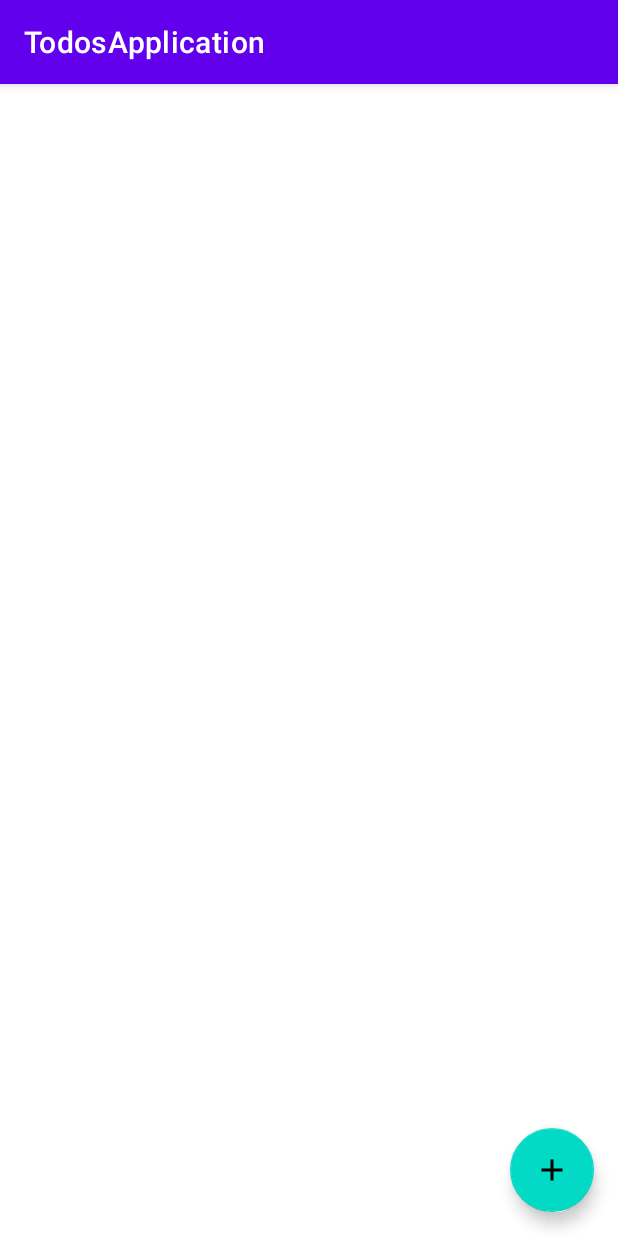
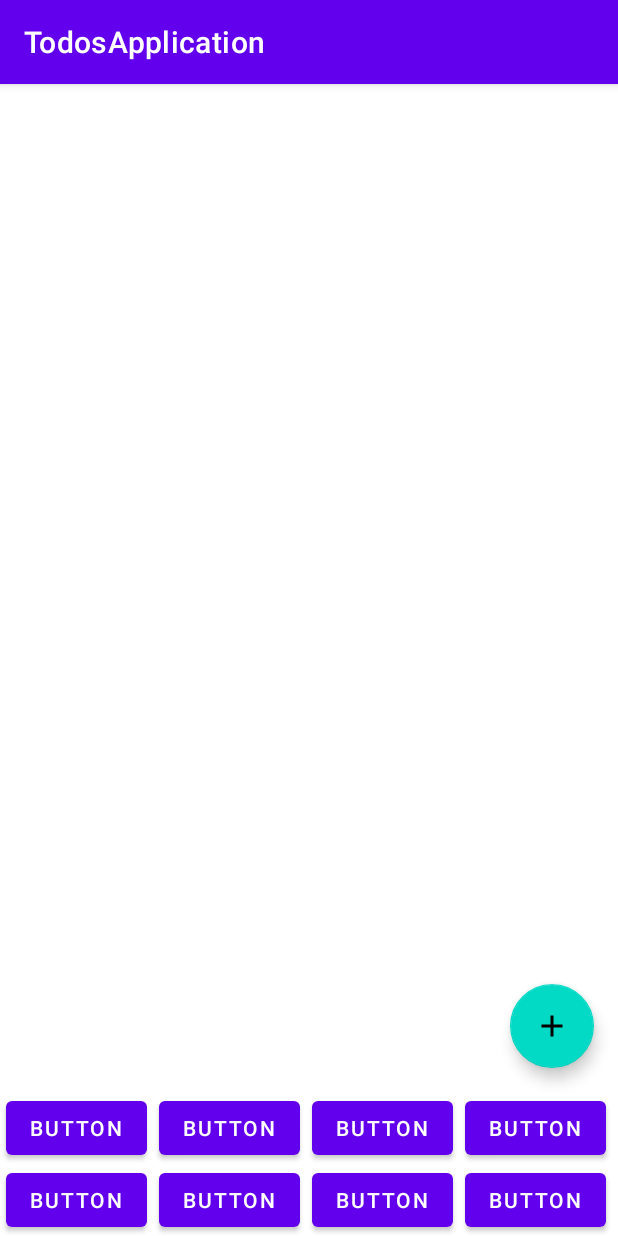
Before and after one commit to AtmaWPN/final-project, an Android app: the screen it shows after launch (MainActivity), on a phone screen of 412 x 824 dp. Run offline under Robolectric (Android 15) with nearby library versions, the phone set to English and light mode, and no system bars; our stand-ins replace Dagger/Hilt's generated code; 3 statements that could not run were skipped.

Commit message:
button now adds todo

```diff
--- a/app/src/main/java/com/usu/todosapplication/repository/TodosRepository.java
+++ b/app/src/main/java/com/usu/todosapplication/repository/TodosRepository.java
@@ -57,6 +57,7 @@ public class TodosRepository {
         // TODO save to database
         newTodo.id = db.getTodosDao().createTodo(newTodo);
         todos.add(newTodo);
+        //notify of change
     }
 
     public void getTodos(TodosCallback callback) {
@@ -75,7 +76,7 @@ public class TodosRepository {
     public void updateTodo(Todo todo, TodoCallback callback, ExceptionCallback eCallback) {
         new Thread(() -> {
             try {
-//                throw new TodosRespositoryException("Could not connect to database");
+//                throw new TodosRepositoryException("Could not connect to database");
                 db.getTodosDao().updateTodo(todo);
                 handler.post(() -> {
                     callback.call(todo);
--- a/app/src/main/java/com/usu/todosapplication/view/NewTodoFragment.java
+++ b/app/src/main/java/com/usu/todosapplication/view/NewTodoFragment.java
@@ -39,7 +39,6 @@ public class NewTodoFragment extends Fragment {
             if (saving) {
                 button.setEnabled(false);
                 button.setText("Saving...");
-
             } else {
                 button.setEnabled(true);
                 button.setText("Save");
@@ -55,7 +54,6 @@ public class NewTodoFragment extends Fragment {
         view.findViewById(R.id.saveButton).setOnClickListener(button -> {
             EditText taskText = view.findViewById(R.id.task);
             viewModel.saveTodo(taskText.getText().toString());
-
         });
         return view;
     }
--- a/app/src/main/java/com/usu/todosapplication/view/TodosFragment.java
+++ b/app/src/main/java/com/usu/todosapplication/view/TodosFragment.java
@@ -11,6 +11,7 @@ import androidx.recyclerview.widget.RecyclerView;
 import android.view.LayoutInflater;
 import android.view.View;
 import android.view.ViewGroup;
+import android.widget.Button;
 import android.widget.Toast;
 
 import com.usu.todosapplication.R;
@@ -41,6 +42,11 @@ public class TodosFragment extends Fragment {
             }
         });
 
+        view.findViewById(R.id.button0).setOnClickListener(button -> {
+            String taskText = ((Button) button.findViewById(R.id.button0)).getText().toString();
+            viewModel.saveTodo(taskText);
+        });
+
         RecyclerView recyclerView = view.findViewById(R.id.recyclerView);
         recyclerView.setAdapter(new TodosAdapter(viewModel.getTodos(), (todo) -> {
             viewModel.toggleTodoStatus(todo);
--- a/app/src/main/res/layout/fragment_todos_fragment.xml
+++ b/app/src/main/res/layout/fragment_todos_fragment.xml
@@ -8,10 +8,11 @@
 
     <androidx.recyclerview.widget.RecyclerView
         android:id="@+id/recyclerView"
-        android:layout_width="0dp"
+        android:layout_width="414dp"
         android:layout_height="0dp"
-        app:layout_constraintBottom_toBottomOf="parent"
+        app:layout_constraintBottom_toTopOf="@+id/button2"
         app:layout_constraintEnd_toEndOf="parent"
+        app:layout_constraintHorizontal_bias="0.0"
         app:layout_constraintStart_toStartOf="parent"
         app:layout_constraintTop_toTopOf="parent">
 
@@ -25,6 +26,79 @@
         android:layout_marginBottom="16dp"
         android:clickable="true"
         android:src="@drawable/ic_baseline_add_24"
+        app:layout_constraintBottom_toTopOf="@+id/button3"
+        app:layout_constraintEnd_toEndOf="parent" />
+
+    <Button
+        android:id="@+id/button0"
+        android:layout_width="wrap_content"
+        android:layout_height="wrap_content"
+        android:layout_marginStart="4dp"
+        android:text="Button"
+        app:layout_constraintBottom_toTopOf="@+id/button4"
+        app:layout_constraintStart_toStartOf="parent" />
+
+    <Button
+        android:id="@+id/button1"
+        android:layout_width="wrap_content"
+        android:layout_height="wrap_content"
+        android:layout_marginStart="8dp"
+        android:text="Button"
+        app:layout_constraintBottom_toTopOf="@+id/button5"
+        app:layout_constraintStart_toEndOf="@+id/button0" />
+
+    <Button
+        android:id="@+id/button2"
+        android:layout_width="wrap_content"
+        android:layout_height="wrap_content"
+        android:layout_marginStart="8dp"
+        android:text="Button"
+        app:layout_constraintBottom_toTopOf="@+id/button6"
+        app:layout_constraintStart_toEndOf="@+id/button1" />
+
+    <Button
+        android:id="@+id/button3"
+        android:layout_width="wrap_content"
+        android:layout_height="wrap_content"
+        android:layout_marginStart="8dp"
+        android:text="Button"
+        app:layout_constraintBottom_toTopOf="@+id/button7"
+        app:layout_constraintStart_toEndOf="@+id/button2" />
+
+    <Button
+        android:id="@+id/button4"
+        android:layout_width="wrap_content"
+        android:layout_height="wrap_content"
+        android:layout_marginStart="4dp"
+        android:text="Button"
         app:layout_constraintBottom_toBottomOf="parent"
-        app:layout_constraintEnd_toEndOf="parent" />
+        app:layout_constraintStart_toStartOf="parent" />
+
+    <Button
+        android:id="@+id/button5"
+        android:layout_width="wrap_content"
+        android:layout_height="wrap_content"
+        android:layout_marginStart="8dp"
+        android:text="Button"
+        app:layout_constraintBottom_toBottomOf="parent"
+        app:layout_constraintStart_toEndOf="@+id/button4" />
+
+    <Button
+        android:id="@+id/button6"
+        android:layout_width="wrap_content"
+        android:layout_height="wrap_content"
+        android:layout_marginStart="8dp"
+        android:text="Button"
+        app:layout_constraintBottom_toBottomOf="parent"
+        app:layout_constraintStart_toEndOf="@+id/button5" />
+
+    <Button
+        android:id="@+id/button7"
+        android:layout_width="wrap_content"
+        android:layout_height="wrap_content"
+        android:layout_marginStart="8dp"
+        android:text="Button"
+        app:layout_constraintBottom_toBottomOf="parent"
+        app:layout_constraintStart_toEndOf="@+id/button6" />
+
 </androidx.constraintlayout.widget.ConstraintLayout>
```
Also changed, not shown: app/src/main/java/com/usu/todosapplication/view/QuickAccessFragment.java (deleted, +0 -31 lines), app/src/main/java/com/usu/todosapplication/viewmodel/QuickAccessViewModel.java (deleted, +0 -9 lines), app/src/main/java/com/usu/todosapplication/viewmodel/TodosViewModel.java (+28 -1 lines), app/src/main/res/layout/fragment_quick_access_fragment.xml (deleted, +0 -77 lines).
